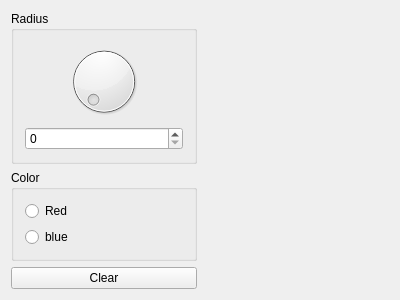
wemstar/Qt, file lab06_22/widget.ui: the form before one commit.
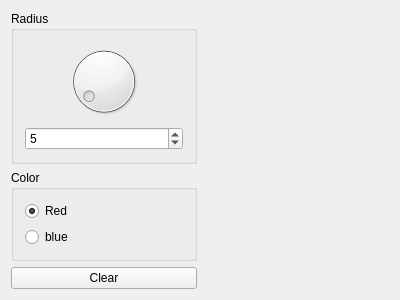
The form after the commit. Custom widgets are drawn as their Qt base class.

Commit message: Poprawiono niektóre błedy zwiazane z roaszerzaniem Zamiasta QImage zastosowano QPixmap

The edit to the form file:
```diff
--- a/lab06_22/widget.ui
+++ b/lab06_22/widget.ui
@@ -23,10 +23,18 @@
        </property>
        <layout class="QVBoxLayout" name="verticalLayout_2">
         <item>
-         <widget class="QDial" name="radiusDial"/>
+         <widget class="QDial" name="radiusDial">
+          <property name="value">
+           <number>5</number>
+          </property>
+         </widget>
         </item>
         <item>
-         <widget class="QSpinBox" name="radiusSpin"/>
+         <widget class="QSpinBox" name="radiusSpin">
+          <property name="value">
+           <number>5</number>
+          </property>
+         </widget>
         </item>
        </layout>
       </widget>
@@ -42,6 +50,9 @@
           <property name="text">
            <string>Red</string>
           </property>
+          <property name="checked">
+           <bool>true</bool>
+          </property>
          </widget>
         </item>
         <item>
```
The commit also changes 2 other files.
